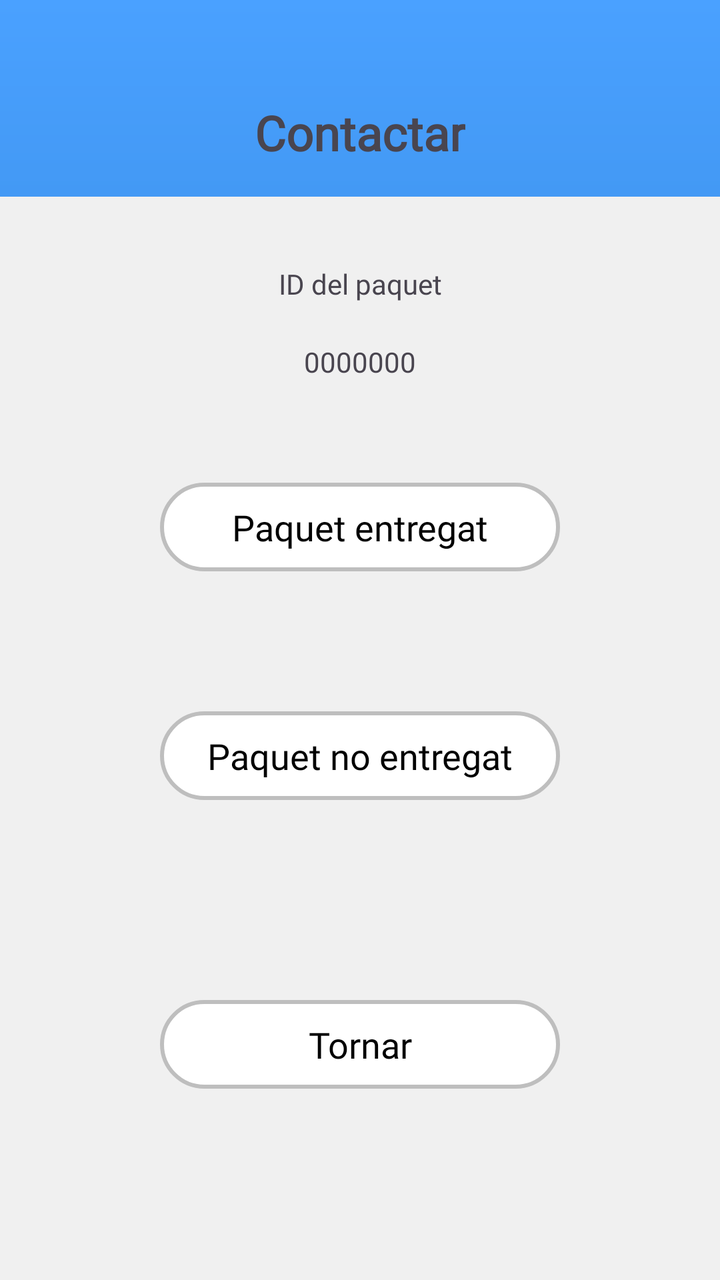
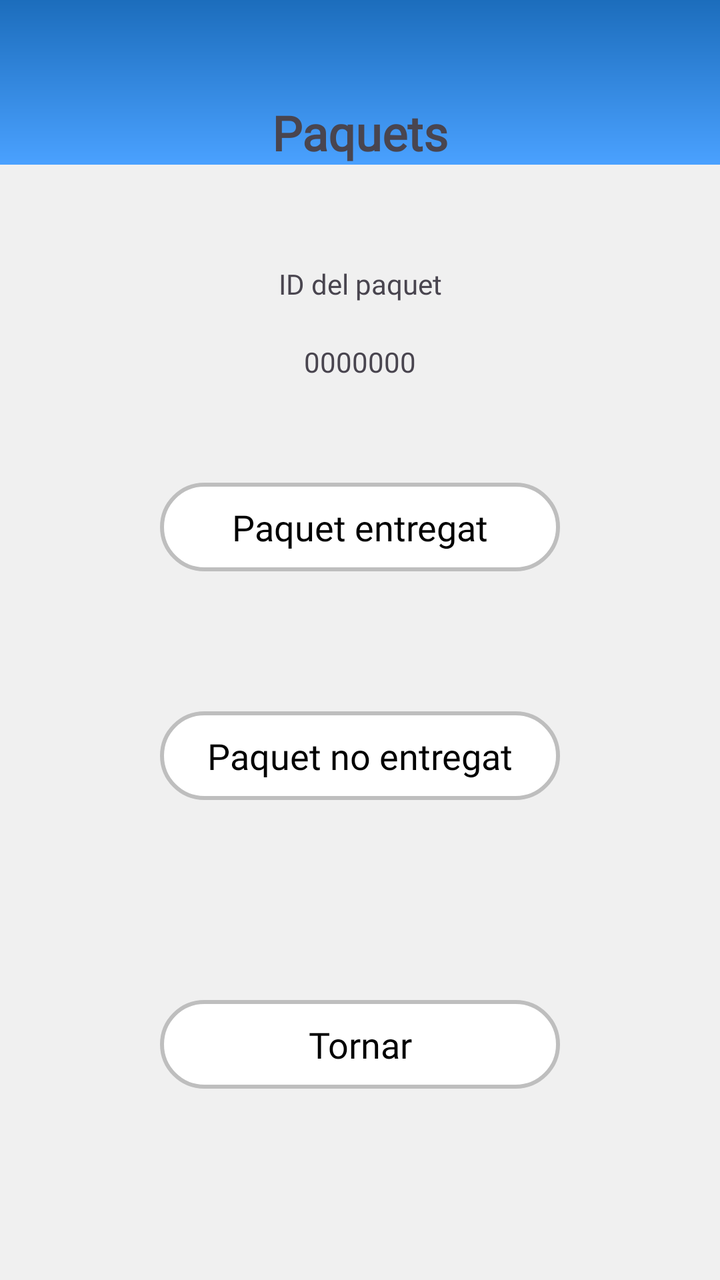

Screens rendered from an Android XML layout before and after an edit, with the pre-edit source and the edit as a unified diff.
<!-- AndroidManifest.xml: application theme Theme.Plustrack_android -->
<!-- res/layout/truck_paquet_detalls_fragment.xml -->
<?xml version="1.0" encoding="utf-8"?>
<androidx.constraintlayout.widget.ConstraintLayout xmlns:android="http://schemas.android.com/apk/res/android"
    xmlns:app="http://schemas.android.com/apk/res-auto"
    android:layout_width="match_parent"
    android:layout_height="match_parent"
    android:background="@drawable/gradient_color">

    <TextView
        android:id="@+id/titol_fragment"
        android:layout_width="wrap_content"
        android:layout_height="wrap_content"
        android:layout_marginTop="50dp"
        android:text="@string/Contactar"
        android:fontFamily="@font/jost_bold"
        android:textSize="24dp"
        android:textStyle="bold"
        app:layout_constraintStart_toStartOf="parent"
        app:layout_constraintEnd_toEndOf="parent"
        app:layout_constraintTop_toTopOf="parent"/>

    <View
        android:id="@+id/cuadradoBlanco"
        android:layout_width="match_parent"
        android:layout_height="0dp"
        android:layout_marginTop="16dp"
        android:background="#F0F0F0"
        app:layout_constraintEnd_toEndOf="parent"
        app:layout_constraintStart_toStartOf="parent"
        app:layout_constraintTop_toBottomOf="@+id/titol_fragment"
        app:layout_constraintBottom_toBottomOf="parent"/>

    <TextView
        android:id="@+id/Id_paquet_titol"
        android:layout_width="wrap_content"
        android:layout_height="wrap_content"
        android:layout_marginTop="50dp"
        android:text="@string/IdPaquet"
        android:fontFamily="@font/jost_regular"
        app:layout_constraintTop_toBottomOf="@+id/titol_fragment"
        app:layout_constraintStart_toStartOf="parent"
        app:layout_constraintEnd_toEndOf="parent"/>

    <TextView
        android:id="@+id/Id_paquet"
        android:layout_width="wrap_content"
        android:layout_height="wrap_content"
        android:layout_marginTop="20dp"
        android:text="0000000"
        android:fontFamily="@font/jost_bold"
        app:layout_constraintTop_toBottomOf="@+id/Id_paquet_titol"
        app:layout_constraintStart_toStartOf="parent"
        app:layout_constraintEnd_toEndOf="parent"/>

    <TextView
        android:id="@+id/btnEntregat"
        android:layout_width="200dp"
        android:layout_height="wrap_content"
        android:layout_marginVertical="70dp"
        android:background="@drawable/edittext_rounded_total"
        android:text="@string/Paquet_entregat"
        android:textColor="#000000"
        android:textSize="18sp"
        android:padding="10dp"
        android:gravity="center"
        android:clickable="true"
        android:focusable="true"
        android:fontFamily="@font/jost_regular"
        app:layout_constraintTop_toTopOf="@+id/Id_paquet"
        app:layout_constraintStart_toStartOf="parent"
        app:layout_constraintEnd_toEndOf="parent"/>

    <TextView
        android:id="@+id/btnNoEntregat"
        android:layout_width="200dp"
        android:layout_height="wrap_content"
        android:layout_marginVertical="70dp"
        android:background="@drawable/edittext_rounded_total"
        android:text="@string/Paquet_no_entregat"
        android:textColor="#000000"
        android:textSize="18sp"
        android:padding="10dp"
        android:gravity="center"
        android:clickable="true"
        android:focusable="true"
        android:fontFamily="@font/jost_regular"
        app:layout_constraintTop_toBottomOf="@+id/btnEntregat"
        app:layout_constraintStart_toStartOf="parent"
        app:layout_constraintEnd_toEndOf="parent"/>

    <TextView
        android:id="@+id/btnTornar"
        android:layout_width="200dp"
        android:layout_height="wrap_content"
        android:layout_marginVertical="100dp"
        android:background="@drawable/edittext_rounded_total"
        android:text="@string/Tornar"
        android:textColor="#000000"
        android:textSize="18sp"
        android:padding="10dp"
        android:gravity="center"
        android:clickable="true"
        android:focusable="true"
        android:fontFamily="@font/jost_regular"
        app:layout_constraintTop_toBottomOf="@+id/btnNoEntregat"
        app:layout_constraintStart_toStartOf="parent"
        app:layout_constraintEnd_toEndOf="parent"/>

</androidx.constraintlayout.widget.ConstraintLayout>
<!-- resources referenced by this layout -->
<resources>
  <!-- drawable edittext_rounded_total (drawable) -->
  <?xml version="1.0" encoding="utf-8"?>
  <shape xmlns:android="http://schemas.android.com/apk/res/android"
      android:shape="rectangle">
  
      <corners android:radius="45dp"/>
      <solid android:color="#FFFFFF"/>
      <stroke android:width="2dp" android:color="#BEBEBE"/>
      <padding android:left="10dp" android:right="10dp"/>
  
  </shape>
  <!-- drawable gradient_color (drawable) -->
  <?xml version="1.0" encoding="utf-8"?>
  <layer-list xmlns:android="http://schemas.android.com/apk/res/android">
      <item>
          <shape android:shape="rectangle">
              <gradient
                  android:angle="270"
                  android:startColor="#4AA1FF"
                  android:endColor="#1C6DBC"
                  android:type="linear"/>
          </shape>
      </item>
  </layer-list>
  <string name="Contactar">Contactar</string>
  <string name="IdPaquet">ID del paquet</string>
  <string name="Paquet_entregat">Paquet entregat</string>
  <string name="Paquet_no_entregat">Paquet no entregat</string>
  <string name="Tornar">Tornar</string>
  <style name="Theme.Plustrack_android" parent="Base.Theme.Plustrack_android" />
  <style name="Base.Theme.Plustrack_android" parent="Theme.Material3.DayNight.NoActionBar">
          
          
      </style>
</resources>

<!-- the commit's change to res/layout/truck_paquet_detalls_fragment.xml (unified diff, before → after) -->
@@ -3,31 +3,30 @@
     xmlns:app="http://schemas.android.com/apk/res-auto"
     android:layout_width="match_parent"
     android:layout_height="match_parent"
-    android:background="@drawable/gradient_color">
+    android:background="#F0F0F0">
+
+    <View
+        android:id="@+id/cuadrat_blanc"
+        android:layout_width="0dp"
+        android:layout_height="0dp"
+        android:background="@drawable/gradient_color"
+        app:layout_constraintTop_toTopOf="parent"
+        app:layout_constraintBottom_toBottomOf="@+id/titol_fragment"
+        app:layout_constraintStart_toStartOf="parent"
+        app:layout_constraintEnd_toEndOf="parent"/>
 
     <TextView
         android:id="@+id/titol_fragment"
         android:layout_width="wrap_content"
         android:layout_height="wrap_content"
         android:layout_marginTop="50dp"
-        android:text="@string/Contactar"
+        android:text="@string/Paquets"
         android:fontFamily="@font/jost_bold"
         android:textSize="24dp"
         android:textStyle="bold"
         app:layout_constraintStart_toStartOf="parent"
         app:layout_constraintEnd_toEndOf="parent"
         app:layout_constraintTop_toTopOf="parent"/>
-
-    <View
-        android:id="@+id/cuadradoBlanco"
-        android:layout_width="match_parent"
-        android:layout_height="0dp"
-        android:layout_marginTop="16dp"
-        android:background="#F0F0F0"
-        app:layout_constraintEnd_toEndOf="parent"
-        app:layout_constraintStart_toStartOf="parent"
-        app:layout_constraintTop_toBottomOf="@+id/titol_fragment"
-        app:layout_constraintBottom_toBottomOf="parent"/>
 
     <TextView
         android:id="@+id/Id_paquet_titol"
<!-- resource entries referenced after the edit -->
@@ -18,16 +18,16 @@
           <shape android:shape="rectangle">
               <gradient
                   android:angle="270"
-                  android:startColor="#4AA1FF"
-                  android:endColor="#1C6DBC"
+                  android:startColor="#1C6DBC"
+                  android:endColor="#4AA1FF"
                   android:type="linear"/>
           </shape>
       </item>
   </layer-list>
-  <string name="Contactar">Contactar</string>
   <string name="IdPaquet">ID del paquet</string>
   <string name="Paquet_entregat">Paquet entregat</string>
   <string name="Paquet_no_entregat">Paquet no entregat</string>
+  <string name="Paquets">Paquets</string>
   <string name="Tornar">Tornar</string>
   <style name="Theme.Plustrack_android" parent="Base.Theme.Plustrack_android" />
   <style name="Base.Theme.Plustrack_android" parent="Theme.Material3.DayNight.NoActionBar">
